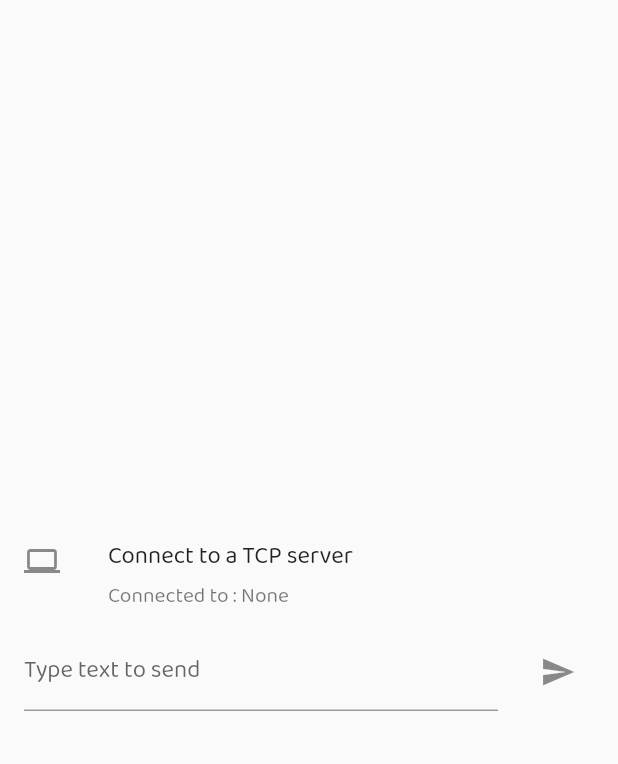
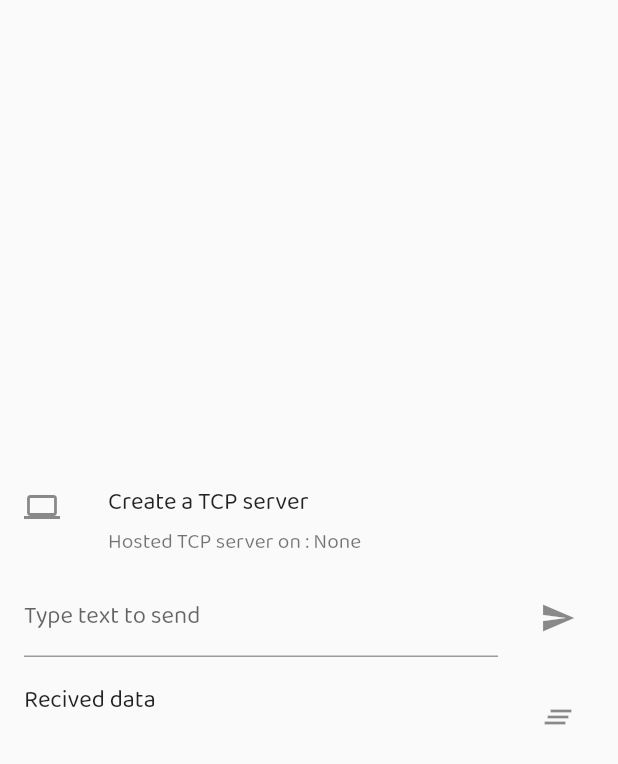
Before and after one commit to richardjoy530/ibis, a Flutter app: the screen it shows after launch, after a tap on the "wifi" icon, on a phone screen of 412 x 824 dp. Shown: the top 764 px of the screen. Run offline on Flutter 3.47's test engine with Material 2 defaults, Android fonts, the light colour scheme and no system bars; our stand-ins replace flare_flutter.

Commit message:
Added Incoming and Outgoing functions

```diff
--- a/lib/main.dart
+++ b/lib/main.dart
@@ -4,30 +4,36 @@ import 'package:flare_flutter/flare_actor.dart';
 import 'package:flutter/cupertino.dart';
 import 'package:flutter/material.dart';
 
-void main() => runApp(Main());
-
-class Main extends StatelessWidget {
+void main() => runApp(MyApp());
+Socket socket;
+class MyApp extends StatelessWidget {
   @override
   Widget build(BuildContext context) {
     return MaterialApp(
       theme: ThemeData(
         fontFamily: 'BalooTamma2',
       ),
-      home: MyApp(),
+      home: HomePage(),
     );
   }
 }
 
-class MyApp extends StatefulWidget {
+class HomePage extends StatefulWidget {
   @override
-  _MyAppState createState() => _MyAppState();
+  _HomePageState createState() => _HomePageState();
 }
 
-class _MyAppState extends State<MyApp> {
+class _HomePageState extends State<HomePage> {
   bool power = false;
   @override
   void initState() {
     super.initState();
+  }
+
+  @override
+  void dispose() {
+    socket.close();
+    super.dispose();
   }
 
   @override
@@ -112,29 +118,22 @@ class _SocketScreenState extends State<SocketScreen> {
   TextEditingController ipEditingController;
   TextEditingController portEditingController;
   bool isConnected = false;
-  Socket socket;
   String serverIP = '192.168.18.10';
   int port = 4041;
-
-  void connect() async {
-    ServerSocket.bind(serverIP, port).then((serverSocket) {
-      serverSocket.listen((sock) {
-        socket = sock;
-      });
-    });
-  }
+  String incomingMessages = '';
 
   @override
   void initState() {
     textEditingController = TextEditingController();
+    ipEditingController = TextEditingController();
+    ipEditingController.text = '192.168.18.10';
     portEditingController = TextEditingController();
-    ipEditingController = TextEditingController();
+    portEditingController.text = '4041';
     super.initState();
   }
 
   @override
   void dispose() {
-    socket.close();
     textEditingController.dispose();
     ipEditingController.dispose();
     portEditingController.dispose();
@@ -155,9 +154,9 @@ class _SocketScreenState extends State<SocketScreen> {
                   setServerIP(context);
                 },
                 leading: Icon(Icons.computer),
-                title: Text('Connect to a TCP server'),
+                title: Text('Create a TCP server'),
                 subtitle: Text(
-                    'Connected to : ${isConnected == false ? 'None' : serverIP}'),
+                    'Hosted TCP server on : ${isConnected == false ? 'None' : serverIP}'),
               ),
               ListTile(
                 title: TextField(
@@ -170,9 +169,23 @@ class _SocketScreenState extends State<SocketScreen> {
                   icon: Icon(Icons.send),
                   onPressed: () {
                     socket.write(textEditingController.text);
+                    textEditingController.text = '';
                   },
                 ),
-              )
+              ),
+              Container(
+                child: ListTile(
+                    trailing: IconButton(
+                      icon: Icon(Icons.clear_all),
+                      onPressed: () {
+                        setState(() {
+                          incomingMessages = '';
+                        });
+                      },
+                    ),
+                    title: Text('Recived data'),
+                    subtitle: Text(incomingMessages)),
+              ),
             ],
           ),
         ),
@@ -232,4 +245,25 @@ class _SocketScreenState extends State<SocketScreen> {
       },
     );
   }
+
+  void connect() async {
+    ServerSocket.bind(serverIP, port).then((serverSocket) {
+      setState(() {
+        isConnected = true;
+      });
+      serverSocket.listen((sock) {
+        socket = sock;
+        fetch();
+      });
+    });
+  }
+
+  void fetch() async {
+    socket.listen((onData) {
+      setState(() {
+        incomingMessages = incomingMessages + String.fromCharCodes(onData);
+      });
+    });
+    fetch();
+  }
 }
```
